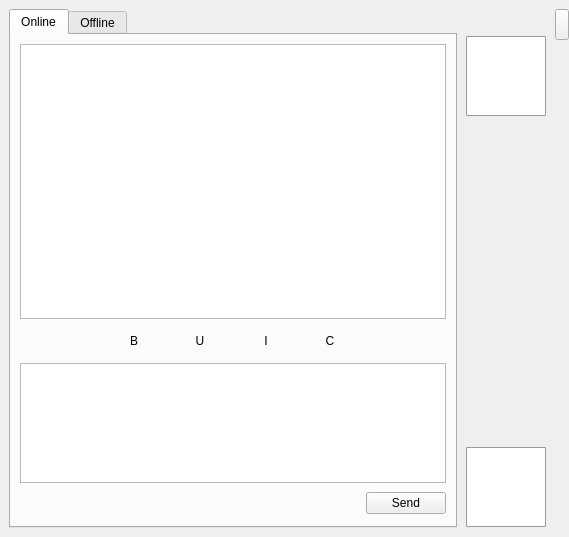
Old version of the form src/gui/form_chatwidget.ui in the repository vituperative/i2pchat.
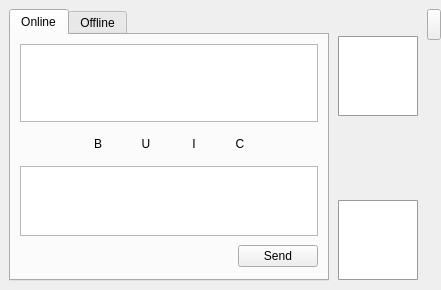
New version of the form. Icons and pictures are not drawn.

Commit message: Set minimum width of chat widget

```diff
--- a/src/gui/form_chatwidget.ui
+++ b/src/gui/form_chatwidget.ui
@@ -6,13 +6,13 @@
    <rect>
     <x>0</x>
     <y>0</y>
-    <width>569</width>
-    <height>537</height>
+    <width>441</width>
+    <height>290</height>
    </rect>
   </property>
   <property name="minimumSize">
    <size>
-    <width>400</width>
+    <width>441</width>
     <height>0</height>
    </size>
   </property>
```
